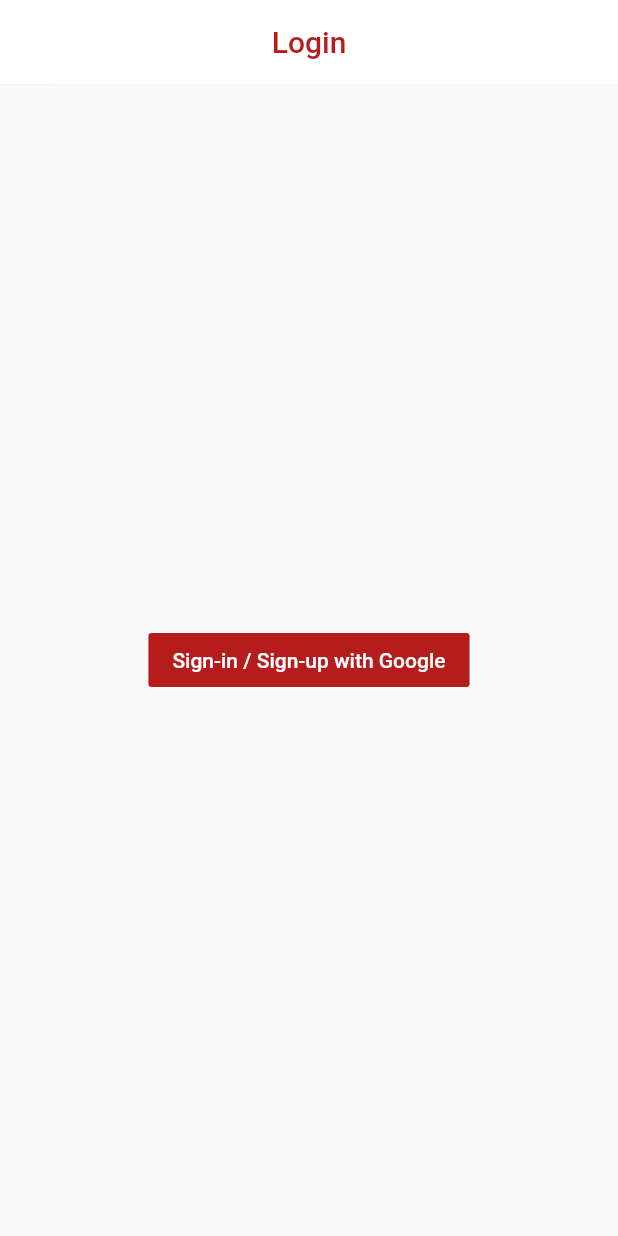
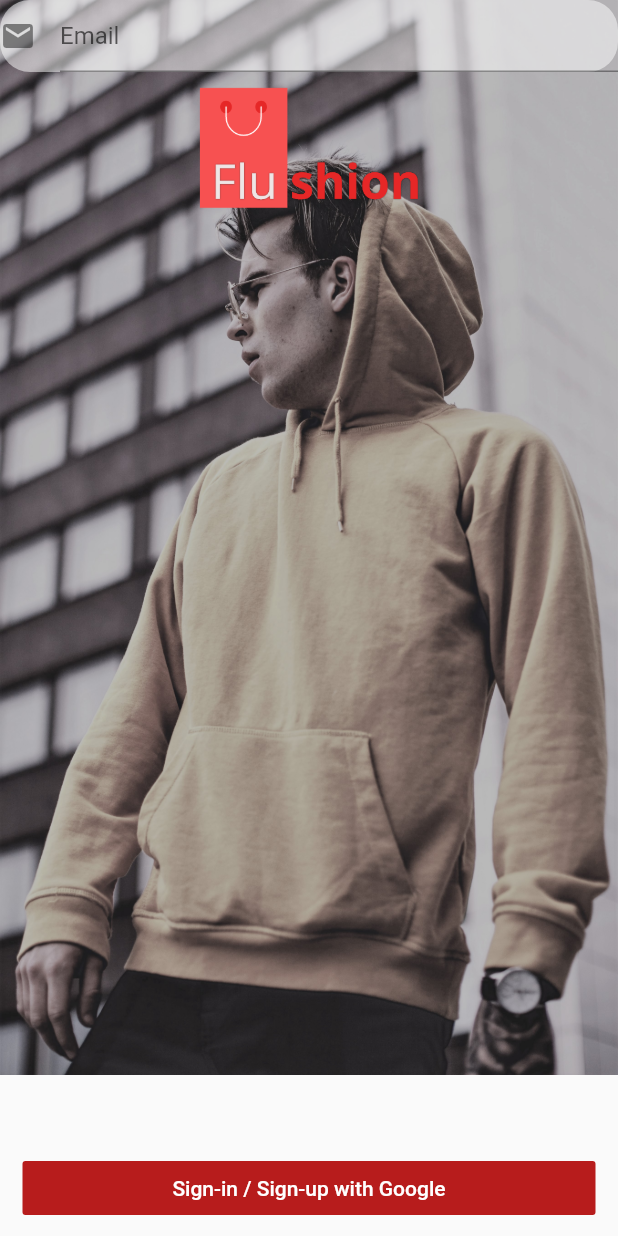
Before and after one commit to harshbsv/ecommerce_flutter, a Flutter app: the screen it shows after launch, on a phone screen of 412 x 824 dp. Run offline on Flutter 3.47's test engine with Material 2 defaults, Android fonts, the phone set to English and light mode, and no system bars; our stand-ins replace carousel_pro, cloud_firestore, firebase_auth, flutter_svg, fluttertoast, google_sign_in and 1 more; accounts and stored records are empty.

Commit message:
Login sorted.

```diff
--- a/lib/pages/login.dart
+++ b/lib/pages/login.dart
@@ -1,5 +1,6 @@
 import 'package:ecommerceflutter/main.dart';
 import 'package:flutter/material.dart';
+import 'package:flutter/services.dart';
 import 'package:flutter_svg/svg.dart';
 import 'package:shared_preferences/shared_preferences.dart';
 import 'package:fluttertoast/fluttertoast.dart';
@@ -16,6 +17,9 @@ class Login extends StatefulWidget {
 class _LoginState extends State<Login> {
   final GoogleSignIn googleSignIn = new GoogleSignIn();
   final FirebaseAuth firebaseAuth = FirebaseAuth.instance;
+  final _formKey = GlobalKey<FormState>();
+  TextEditingController _emailTextController = TextEditingController();
+  TextEditingController _passwordTextController = TextEditingController();
   SharedPreferences preferences;
   bool loading = false;
   bool isLoggedIn = false;
@@ -58,21 +62,34 @@ class _LoginState extends State<Login> {
   @override
   Widget build(BuildContext context) {
     return Scaffold(
-      appBar: AppBar(
-        backgroundColor: Colors.white,
-        centerTitle: true,
-        title: Text("Login", style: TextStyle(color: Colors.red.shade900),),
-        elevation: 0.1,
-      ),
       body: Stack(
         children: <Widget>[
-          Center(
-            child: FlatButton(
-              color: Colors.red.shade900,
-              onPressed: (){
-                handleSignIn();
-                Navigator.push(context, MaterialPageRoute(builder: (context)=> HomePage()));
-            }, child: Text("Sign-in / Sign-up with Google", style: TextStyle(color: Colors.white),),
+          Image.asset("images/loginbackground.jpg", fit: BoxFit.cover, width: double.infinity,),
+          Container(
+            alignment: Alignment.topCenter,
+            child: Image.asset("images/logo.png"),
+            width: 550.0,
+            height: 200.0,
+          ),
+          Container(
+            alignment: Alignment.center,
+            child: Form(
+              key: _formKey,
+              child: Column(
+                children: <Widget>[
+                  Material(
+                    borderRadius: BorderRadius.circular(20.0),
+                    color: Colors.white.withOpacity(0.5),
+                    elevation: 0.0,
+                    child: TextFormField(
+                      decoration: InputDecoration(
+                          hintText: "Email",
+                          icon: Icon(Icons.email),
+                      ),
+                    ),
+                  ),
+                ],
+              ),
             ),
           ),
           Visibility(
@@ -89,6 +106,18 @@ class _LoginState extends State<Login> {
           ),
         ],
       ),
+      bottomNavigationBar: Container(
+          child: Padding(
+            padding: const EdgeInsets.only(left: 15.0, right: 15.0, top: 8.0, bottom: 8.0),
+            child: FlatButton(
+              color: Colors.red.shade900,
+              onPressed: (){
+                handleSignIn();
+              },
+              child: Text("Sign-in / Sign-up with Google", style: TextStyle(color: Colors.white),),
+            ),
+          ),
+        ),
     );
   }
 }
```
Also changed, not shown: pubspec.yaml (+1 -25 lines), images/loginbackground.jpg (added), images/logo.png (added).
